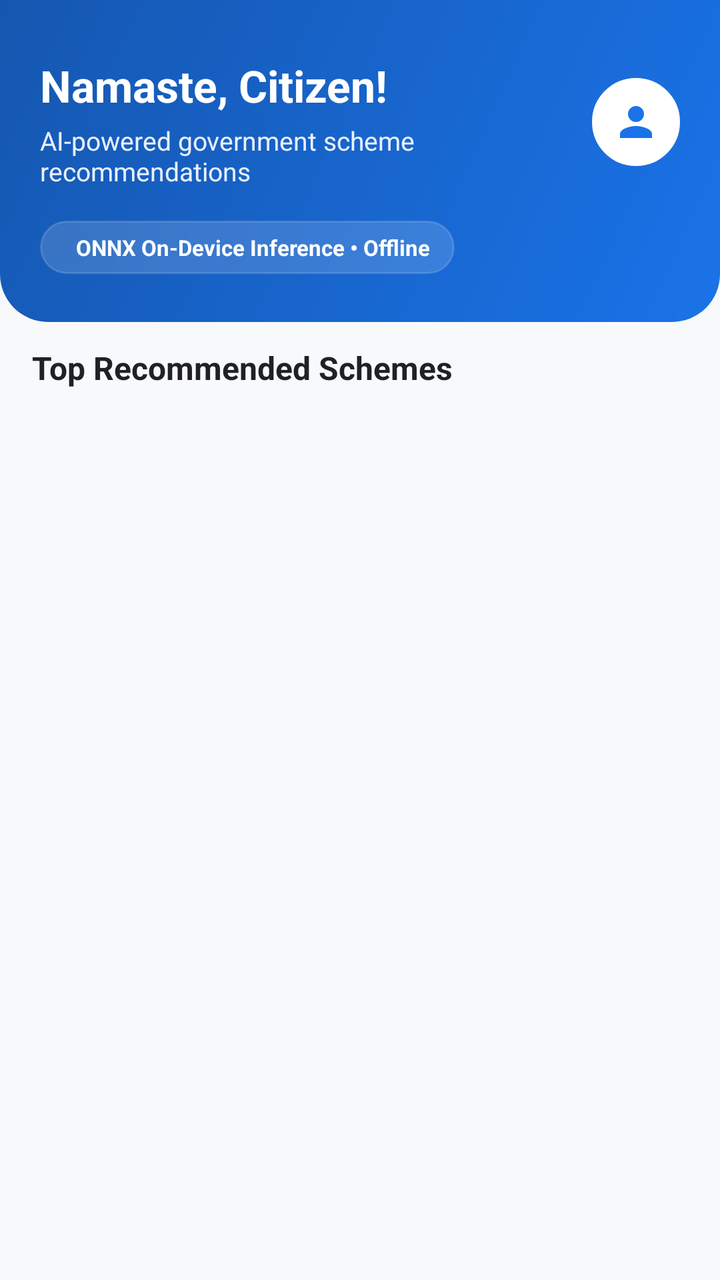
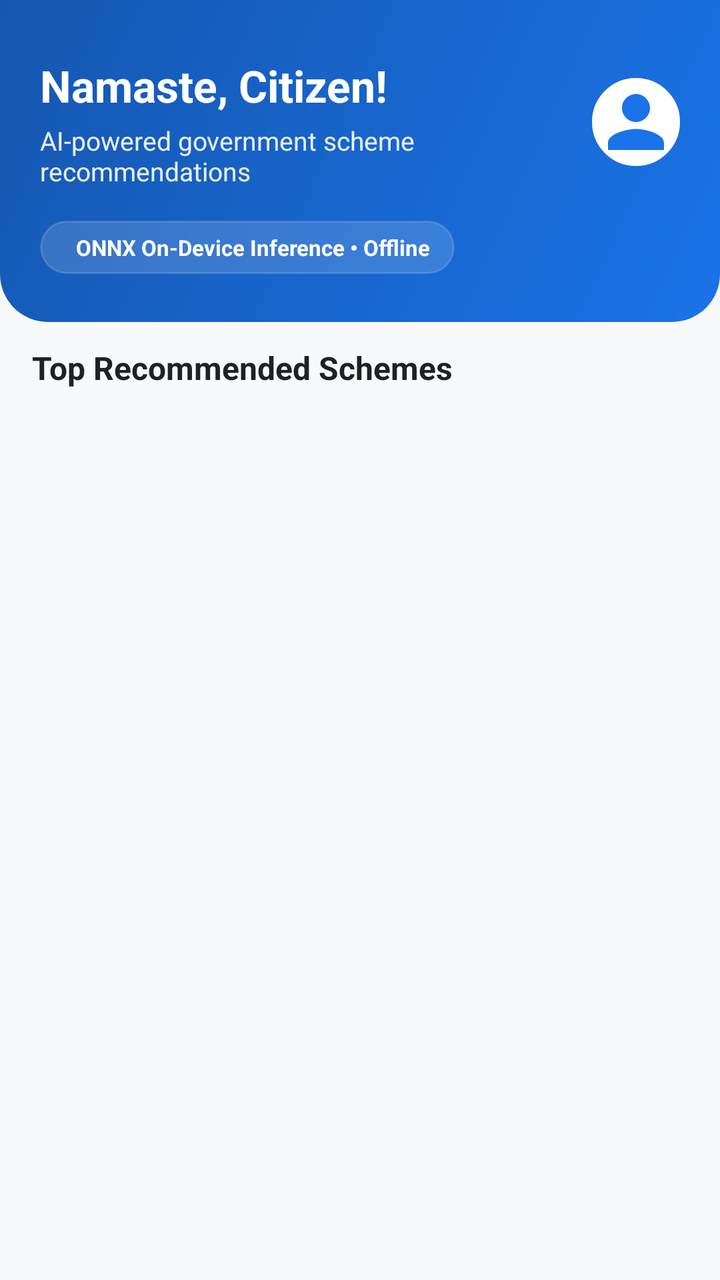

Compare the two renders of this Android layout. The source of the first and the diff that turns it into the second are given below.
<!-- AndroidManifest.xml: application theme Theme.Yojnika -->
<!-- res/layout/fragment_home.xml -->
<?xml version="1.0" encoding="utf-8"?>
<androidx.coordinatorlayout.widget.CoordinatorLayout xmlns:android="http://schemas.android.com/apk/res/android"
    xmlns:app="http://schemas.android.com/apk/res-auto"
    android:layout_width="match_parent"
    android:layout_height="match_parent"
    android:background="@color/background">

    <LinearLayout
        android:layout_width="match_parent"
        android:layout_height="match_parent"
        android:orientation="vertical">

        
        <LinearLayout
            android:layout_width="match_parent"
            android:layout_height="wrap_content"
            android:background="@drawable/bg_gradient_header"
            android:orientation="vertical"
            android:paddingStart="20dp"
            android:paddingTop="28dp"
            android:paddingEnd="20dp"
            android:paddingBottom="24dp">

            <LinearLayout
                android:layout_width="match_parent"
                android:layout_height="wrap_content"
                android:gravity="center_vertical"
                android:orientation="horizontal">

                <LinearLayout
                    android:layout_width="0dp"
                    android:layout_height="wrap_content"
                    android:layout_weight="1"
                    android:orientation="vertical">

                    <TextView
                        android:id="@+id/tvHomeGreeting"
                        android:layout_width="wrap_content"
                        android:layout_height="wrap_content"
                        android:text="Namaste, Citizen!"
                        android:textColor="@color/white"
                        android:textSize="22sp"
                        android:textStyle="bold" />

                    <TextView
                        android:id="@+id/tvHomeSubtitle"
                        android:layout_width="wrap_content"
                        android:layout_height="wrap_content"
                        android:layout_marginTop="4dp"
                        android:text="AI-powered government scheme recommendations"
                        android:textColor="@color/primary_light"
                        android:textSize="13sp" />

                </LinearLayout>

                <ImageView
                    android:id="@+id/btnQuickProfile"
                    android:layout_width="44dp"
                    android:layout_height="44dp"
                    android:background="@drawable/bg_avatar_circle"
                    android:backgroundTint="@color/white"
                    android:contentDescription="@string/profile_title"
                    android:padding="10dp"
                    android:src="@drawable/ic_profile"
                    app:tint="@color/primary" />

            </LinearLayout>

            
            <LinearLayout
                android:layout_width="wrap_content"
                android:layout_height="wrap_content"
                android:layout_marginTop="16dp"
                android:background="@drawable/bg_tag"
                android:backgroundTint="#26FFFFFF"
                android:gravity="center_vertical"
                android:paddingStart="12dp"
                android:paddingTop="6dp"
                android:paddingEnd="12dp"
                android:paddingBottom="6dp">



                <TextView
                    android:id="@+id/tvMlEngineStatus"
                    android:layout_width="wrap_content"
                    android:layout_height="wrap_content"
                    android:layout_marginStart="6dp"
                    android:text="ONNX On-Device Inference • Offline"
                    android:textColor="@color/white"
                    android:textSize="11sp"
                    android:textStyle="bold" />

            </LinearLayout>

        </LinearLayout>

        
        <com.google.android.material.card.MaterialCardView
            android:id="@+id/cardProfileWarning"
            android:layout_width="match_parent"
            android:layout_height="wrap_content"
            android:layout_margin="16dp"
            android:visibility="gone"
            app:cardBackgroundColor="@color/accent_light"
            app:cardCornerRadius="12dp"
            app:cardElevation="1dp"
            app:strokeColor="@color/accent"
            app:strokeWidth="1dp">

            <LinearLayout
                android:layout_width="match_parent"
                android:layout_height="wrap_content"
                android:gravity="center_vertical"
                android:orientation="horizontal"
                android:padding="12dp">

                <ImageView
                    android:layout_width="28dp"
                    android:layout_height="28dp"
                    android:contentDescription="Warning"
                    android:src="@drawable/ic_info"
                    app:tint="@color/accent_dark" />

                <TextView
                    android:layout_width="0dp"
                    android:layout_height="wrap_content"
                    android:layout_marginStart="10dp"
                    android:layout_weight="1"
                    android:text="@string/profile_incomplete_warning"
                    android:textColor="@color/text_primary"
                    android:textSize="12sp" />

                <com.google.android.material.button.MaterialButton
                    android:id="@+id/btnSetupProfile"
                    style="@style/Widget.MaterialComponents.Button.TextButton"
                    android:layout_width="wrap_content"
                    android:layout_height="wrap_content"
                    android:text="Set Up"
                    android:textColor="@color/primary"
                    android:textSize="12sp"
                    android:textStyle="bold" />

            </LinearLayout>
        </com.google.android.material.card.MaterialCardView>

        
        <LinearLayout
            android:layout_width="match_parent"
            android:layout_height="wrap_content"
            android:gravity="center_vertical"
            android:orientation="horizontal"
            android:paddingStart="16dp"
            android:paddingTop="12dp"
            android:paddingEnd="16dp"
            android:paddingBottom="8dp">

            <TextView
                android:id="@+id/tvSectionTitle"
                android:layout_width="0dp"
                android:layout_height="wrap_content"
                android:layout_weight="1"
                android:text="Top Recommended Schemes"
                android:textColor="@color/text_primary"
                android:textSize="16sp"
                android:textStyle="bold" />



        </LinearLayout>

        
        <FrameLayout
            android:layout_width="match_parent"
            android:layout_height="0dp"
            android:layout_weight="1">

            <androidx.recyclerview.widget.RecyclerView
                android:id="@+id/rvRecommendations"
                android:layout_width="match_parent"
                android:layout_height="match_parent"
                android:clipToPadding="false"
                android:paddingStart="16dp"
                android:paddingEnd="16dp"
                android:paddingBottom="16dp" />

            
            <LinearLayout
                android:id="@+id/llHomeEmptyState"
                android:layout_width="match_parent"
                android:layout_height="match_parent"
                android:gravity="center"
                android:orientation="vertical"
                android:padding="32dp"
                android:visibility="gone">



                <TextView
                    android:layout_width="wrap_content"
                    android:layout_height="wrap_content"
                    android:layout_marginTop="16dp"
                    android:text="No recommendations yet"
                    android:textColor="@color/text_primary"
                    android:textSize="16sp"
                    android:textStyle="bold" />

                <TextView
                    android:layout_width="wrap_content"
                    android:layout_height="wrap_content"
                    android:layout_marginTop="6dp"
                    android:gravity="center"
                    android:text="Complete your profile to get personalized scheme recommendations tailored to your background."
                    android:textColor="@color/text_secondary"
                    android:textSize="13sp" />

                <com.google.android.material.button.MaterialButton
                    android:id="@+id/btnEmptyCreateProfile"
                    android:layout_width="wrap_content"
                    android:layout_height="wrap_content"
                    android:layout_marginTop="16dp"
                    android:backgroundTint="@color/primary"
                    android:text="Complete Profile"
                    android:textColor="@color/white"
                    app:cornerRadius="8dp" />

            </LinearLayout>

            
            <ProgressBar
                android:id="@+id/pbHomeLoading"
                android:layout_width="wrap_content"
                android:layout_height="wrap_content"
                android:layout_gravity="center"
                android:indeterminateTint="@color/primary"
                android:visibility="gone" />

        </FrameLayout>

    </LinearLayout>

</androidx.coordinatorlayout.widget.CoordinatorLayout>
<!-- resources referenced by this layout -->
<resources>
  <color name="accent">#FBBC04</color>
  <color name="accent_dark">#F29900</color>
  <color name="accent_light">#FEF7E0</color>
  <color name="background">#F8F9FA</color>
  <color name="primary">#1A73E8</color>
  <color name="primary_light">#E8F0FE</color>
  <color name="text_primary">#202124</color>
  <color name="text_secondary">#5F6368</color>
  <color name="white">#FFFFFF</color>
  <!-- drawable bg_avatar_circle (drawable) -->
  <?xml version="1.0" encoding="utf-8"?>
  <shape xmlns:android="http://schemas.android.com/apk/res/android"
      android:shape="oval">
      <solid android:color="@color/primary_light" />
      <stroke
          android:width="2dp"
          android:color="@color/primary" />
  </shape>
  <!-- drawable bg_gradient_header (drawable) -->
  <?xml version="1.0" encoding="utf-8"?>
  <shape xmlns:android="http://schemas.android.com/apk/res/android"
      android:shape="rectangle">
      <gradient
          android:angle="135"
          android:startColor="#1A73E8"
          android:endColor="#1557B0"
          android:type="linear" />
      <corners
          android:bottomLeftRadius="24dp"
          android:bottomRightRadius="24dp" />
  </shape>
  <!-- drawable bg_tag (drawable) -->
  <?xml version="1.0" encoding="utf-8"?>
  <shape xmlns:android="http://schemas.android.com/apk/res/android"
      android:shape="rectangle">
      <corners android:radius="16dp" />
      <solid android:color="@color/surface_variant" />
      <stroke
          android:width="1dp"
          android:color="@color/card_stroke" />
  </shape>
  <!-- drawable ic_info (drawable) -->
  <?xml version="1.0" encoding="utf-8"?>
  <vector xmlns:android="http://schemas.android.com/apk/res/android"
      android:width="24dp"
      android:height="24dp"
      android:viewportWidth="24"
      android:viewportHeight="24">
      <path
          android:fillColor="#FF1A73E8"
          android:pathData="M12,2C6.48,2 2,6.48 2,12s4.48,10 10,10 10,-4.48 10,-10S17.52,2 12,2zm1,15h-2v-6h2v6zm0,-8h-2V7h2v2z" />
  </vector>
  <!-- drawable ic_profile (drawable) -->
  <?xml version="1.0" encoding="utf-8"?>
  <vector xmlns:android="http://schemas.android.com/apk/res/android"
      android:width="24dp"
      android:height="24dp"
      android:viewportWidth="24"
      android:viewportHeight="24">
      <path
          android:fillColor="#FF000000"
          android:pathData="M12,12c2.21,0 4,-1.79 4,-4s-1.79,-4 -4,-4 -4,1.79 -4,4 1.79,4 4,4zm0,2c-2.67,0 -8,1.34 -8,4v2h16v-2c0,-2.66 -5.33,-4 -8,-4z" />
  </vector>
  <string name="profile_incomplete_warning">Please complete your profile to unlock personalized recommendations.</string>
  <string name="profile_title">Personal Profile</string>
  <style name="Theme.Yojnika" parent="Theme.Material3.DayNight.NoActionBar">
          
          <item name="colorPrimary">@color/primary</item>
          <item name="colorPrimaryVariant">@color/primary_dark</item>
          <item name="colorOnPrimary">@color/on_primary</item>
  
          
          <item name="colorSecondary">@color/secondary</item>
          <item name="colorSecondaryVariant">@color/secondary_dark</item>
          <item name="colorOnSecondary">@color/on_secondary</item>
  
          
          <item name="android:statusBarColor">@color/primary</item>
          <item name="android:windowLightStatusBar" tools:targetApi="m">false</item>
          <item name="android:navigationBarColor">@color/surface</item>
          <item name="android:windowLightNavigationBar" tools:targetApi="o_mr1">true</item>
  
          
          <item name="android:windowBackground">@color/background</item>
          <item name="colorSurface">@color/surface</item>
          <item name="colorOnSurface">@color/text_primary</item>
      </style>
  <color name="surface_variant">#F1F3F4</color>
  <color name="card_stroke">#E0E0E0</color>
  <color name="primary_dark">#1557B0</color>
  <color name="on_primary">#FFFFFF</color>
  <color name="secondary">#34A853</color>
  <color name="secondary_dark">#1E8E3E</color>
  <color name="on_secondary">#FFFFFF</color>
  <color name="surface">#FFFFFF</color>
</resources>

<!-- the commit's change to res/layout/fragment_home.xml (unified diff, before → after) -->
@@ -53,15 +53,18 @@
 
                 </LinearLayout>
 
-                <ImageView
+                <com.google.android.material.imageview.ShapeableImageView
                     android:id="@+id/btnQuickProfile"
                     android:layout_width="44dp"
                     android:layout_height="44dp"
-                    android:background="@drawable/bg_avatar_circle"
-                    android:backgroundTint="@color/white"
+                    android:background="@color/white"
                     android:contentDescription="@string/profile_title"
-                    android:padding="10dp"
+                    android:padding="1dp"
+                    android:scaleType="centerCrop"
                     android:src="@drawable/ic_profile"
+                    app:shapeAppearanceOverlay="@style/ShapeAppearance.Yojnika.Circle"
+                    app:strokeColor="@color/white"
+                    app:strokeWidth="2dp"
                     app:tint="@color/primary" />
 
             </LinearLayout>
<!-- resource entries referenced after the edit -->
@@ -9,15 +9,6 @@
   <color name="text_primary">#202124</color>
   <color name="text_secondary">#5F6368</color>
   <color name="white">#FFFFFF</color>
-  <!-- drawable bg_avatar_circle (drawable) -->
-  <?xml version="1.0" encoding="utf-8"?>
-  <shape xmlns:android="http://schemas.android.com/apk/res/android"
-      android:shape="oval">
-      <solid android:color="@color/primary_light" />
-      <stroke
-          android:width="2dp"
-          android:color="@color/primary" />
-  </shape>
   <!-- drawable bg_gradient_header (drawable) -->
   <?xml version="1.0" encoding="utf-8"?>
   <shape xmlns:android="http://schemas.android.com/apk/res/android"
@@ -65,6 +56,9 @@
   </vector>
   <string name="profile_incomplete_warning">Please complete your profile to unlock personalized recommendations.</string>
   <string name="profile_title">Personal Profile</string>
+  <style name="ShapeAppearance.Yojnika.Circle" parent="">
+          <item name="cornerSize">50%</item>
+      </style>
   <style name="Theme.Yojnika" parent="Theme.Material3.DayNight.NoActionBar">
           
           <item name="colorPrimary">@color/primary</item>
